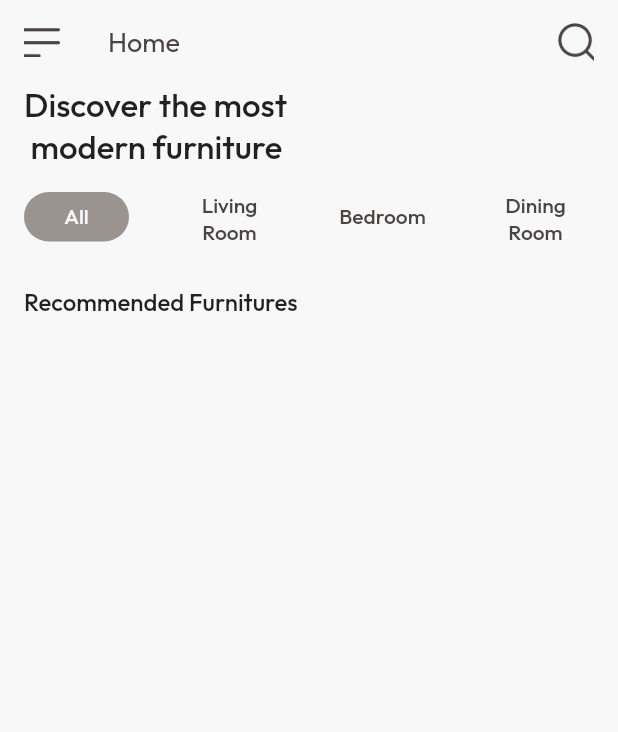
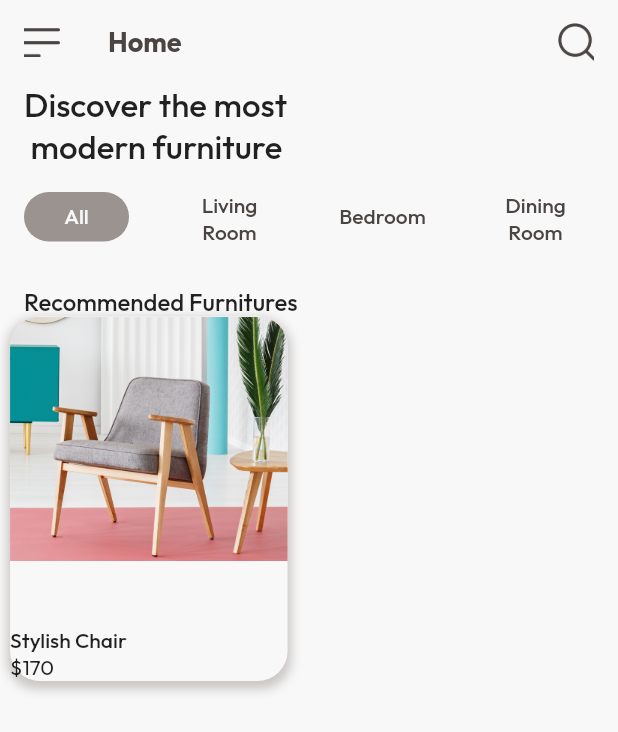
Before and after one commit to ahmadfatihin/Flutter-Furniture-Shop, a Flutter app: the screen it shows after launch, on a phone screen of 412 x 824 dp. Shown: the top 732 px of the screen. Run offline on Flutter 3.47's test engine with Material 2 defaults, Android fonts, the phone set to English and light mode, and no system bars; our stand-ins replace google_fonts.

Commit message:
feat: create home card

```diff
--- /dev/null
+++ b/lib/const/size.dart
@@ -0,0 +1,3 @@
+import 'package:flutter/material.dart';
+
+BorderRadius kDefaultBorderRadius = BorderRadius.circular(20);
--- /dev/null
+++ b/lib/module/home/screens/components/home_card.dart
@@ -0,0 +1,51 @@
+import 'package:flutter/material.dart';
+import 'package:flutter/src/widgets/framework.dart';
+import 'package:flutter/src/widgets/placeholder.dart';
+import 'package:furniture_shop/const/colors.dart';
+import 'package:furniture_shop/const/size.dart';
+import 'package:furniture_shop/const/text.dart';
+import 'package:furniture_shop/gen/assets.gen.dart';
+
+class HomeCard extends StatelessWidget {
+  const HomeCard({super.key});
+
+  @override
+  Widget build(BuildContext context) {
+    return Container(
+      width: 185,
+      height: 243,
+      decoration: BoxDecoration(
+        borderRadius: kDefaultBorderRadius,
+        color: whiteBackground,
+        boxShadow: [
+          BoxShadow(
+            color: grey.withOpacity(0.5),
+            spreadRadius: 2,
+            blurRadius: 5,
+            offset: Offset(0, 3),
+          ),
+        ],
+      ),
+      child: Stack(
+        children: [
+          ClipRRect(
+              borderRadius: const BorderRadius.only(
+                  topRight: Radius.circular(20), topLeft: Radius.circular(20)),
+              child: Image.asset(Assets.images.furniture1.path)),
+          Column(
+              mainAxisAlignment: MainAxisAlignment.end,
+              crossAxisAlignment: CrossAxisAlignment.start,
+              children: [
+                Text(
+                  "Stylish Chair",
+                  style: medium.copyWith(fontSize: 14),
+                ),
+                Row(
+                  children: [Text("\$170")],
+                )
+              ])
+        ],
+      ),
+    );
+  }
+}
--- a/lib/module/home/screens/sections/home_appbar.dart
+++ b/lib/module/home/screens/sections/home_appbar.dart
@@ -1,4 +1,3 @@
-
 import 'package:furniture_shop/const/colors.dart';
 import 'package:flutter/material.dart';
 import 'package:flutter/src/widgets/framework.dart';
@@ -18,17 +17,20 @@ class HomeAppbar extends StatelessWidget implements PreferredSizeWidget {
     return AppBar(
       leading: IconButton(
         icon: ImageIcon(
-          AssetImage(Assets.images.menu.path),
+          AssetImage(Assets.icons.menu.path),
           color: black,
         ),
         onPressed: () {},
       ),
-      title: Text("Home"),
+      title: Text(
+        "Home",
+        style: bold.copyWith(fontSize: 18),
+      ),
       actions: [
         Padding(
           padding: EdgeInsets.only(right: 16),
           child: ImageIcon(
-            AssetImage(Assets.images.search.path),
+            AssetImage(Assets.icons.search.path),
             color: black,
           ),
         ),
--- a/lib/module/home/screens/sections/home_recommended.dart
+++ b/lib/module/home/screens/sections/home_recommended.dart
@@ -2,6 +2,7 @@ import 'package:flutter/material.dart';
 import 'package:flutter/src/widgets/framework.dart';
 import 'package:flutter/src/widgets/placeholder.dart';
 import 'package:furniture_shop/const/text.dart';
+import 'package:furniture_shop/module/home/screens/components/home_card.dart';
 
 class HomeRecommended extends StatelessWidget {
   const HomeRecommended({super.key});
@@ -16,7 +17,8 @@ class HomeRecommended extends StatelessWidget {
             'Recommended Furnitures',
             style: medium.copyWith(fontSize: 16),
           ),
-        )
+        ),
+        HomeCard()
       ],
     );
   }
--- a/pubspec.yaml
+++ b/pubspec.yaml
@@ -55,6 +55,7 @@ flutter:
   # To add assets to your application, add an assets section, like this:
   assets:
     - assets/images/
+    - assets/icons/
   # An image asset can refer to one or more resolution-specific "variants", see
   # https://flutter.dev/assets-and-images/#resolution-aware
   # For details regarding adding assets from package dependencies, see
```
Also changed, not shown: lib/gen/assets.gen.dart (+33 -5 lines), assets/icons/menu.png (renamed from assets/images/menu.png), assets/icons/search.png (renamed from assets/images/search.png), assets/icons/star.png (added), assets/images/furniture1.png (added), assets/images/furniture2.png (added), assets/images/furniture3.png (added), assets/images/furniture4.png (added), 5 other files.
